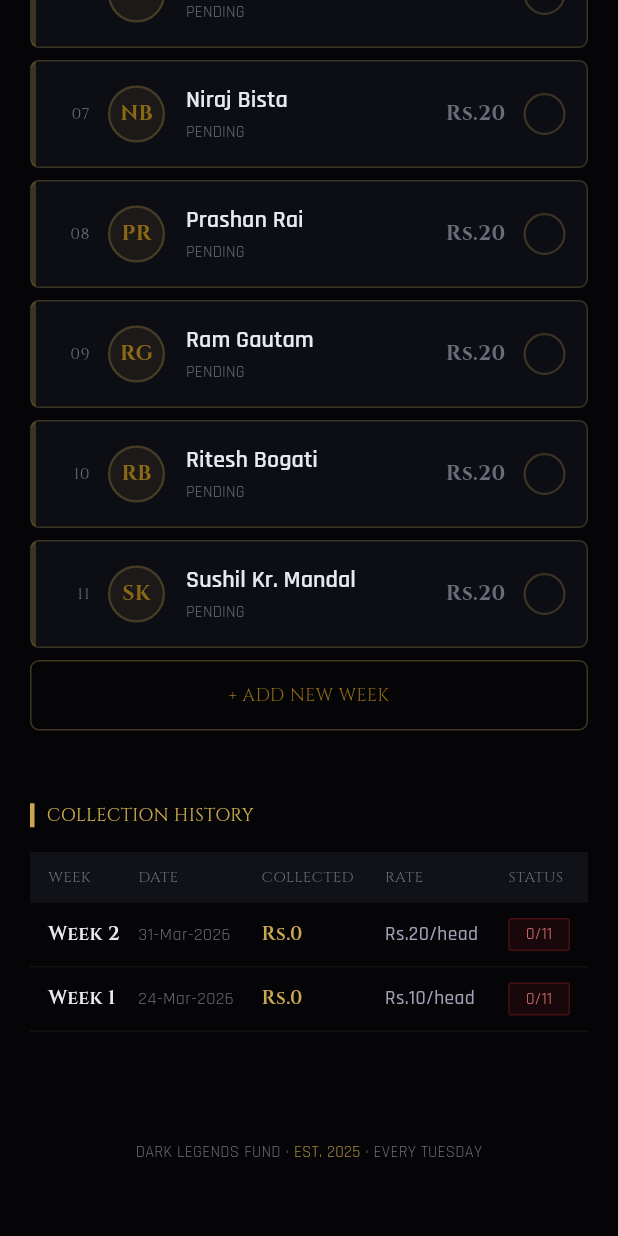
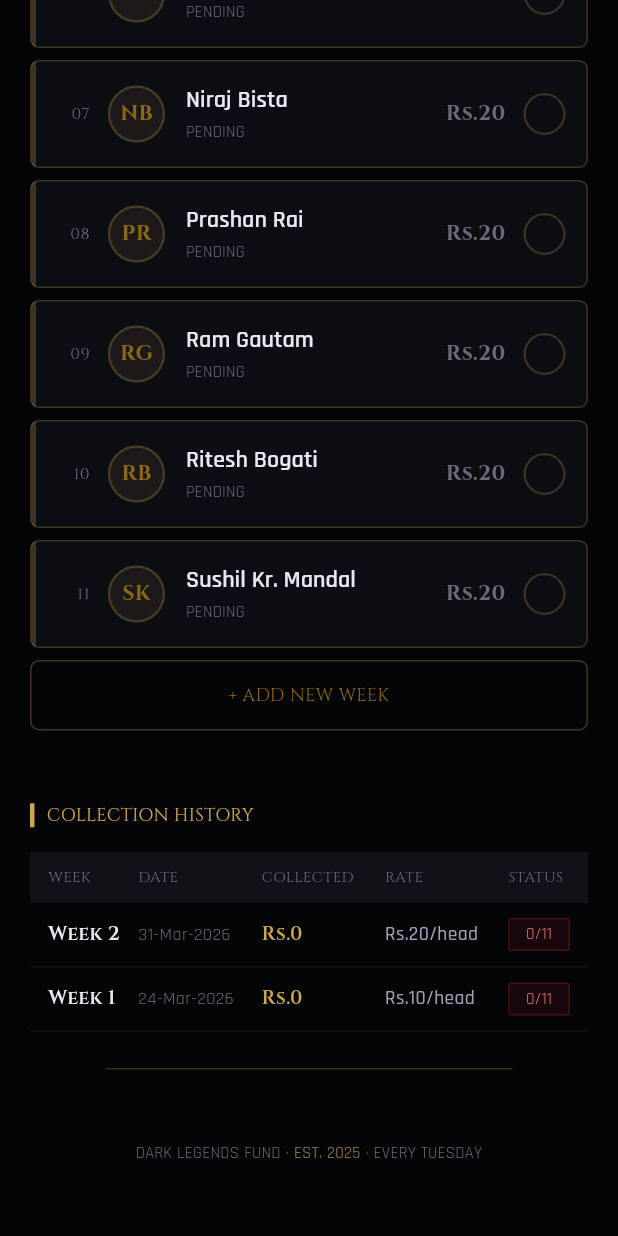
Before and after one commit to aayushregmi83/dark_legends_fund, a Flutter app: the screen it shows after launch, scrolled down 956 dp, on a phone screen of 412 x 824 dp. Run offline on Flutter 3.47's test engine with Material 3 defaults, Android fonts, the phone set to English and light mode, and no system bars; our stand-ins replace google_fonts, shared_preferences.

Commit message:
Fix Flutter compilation errors in Container and BoxDecoration

```diff
--- a/lib/main.dart
+++ b/lib/main.dart
@@ -1005,7 +1005,11 @@ class _HomeScreenState extends State<HomeScreen> with TickerProviderStateMixin {
   Widget _buildFooter() {
     return Container(
       padding: const EdgeInsets.symmetric(horizontal: 20, vertical: 48),
-      border: Border(top: BorderSide(color: AppColors.gold.withOpacity(0.25))),
+      decoration: BoxDecoration(
+        border: Border(
+          top: BorderSide(color: AppColors.gold.withOpacity(0.25)),
+        ),
+      ),
       child: Text.rich(
         TextSpan(
           style: GoogleFonts.rajdhani(
```
